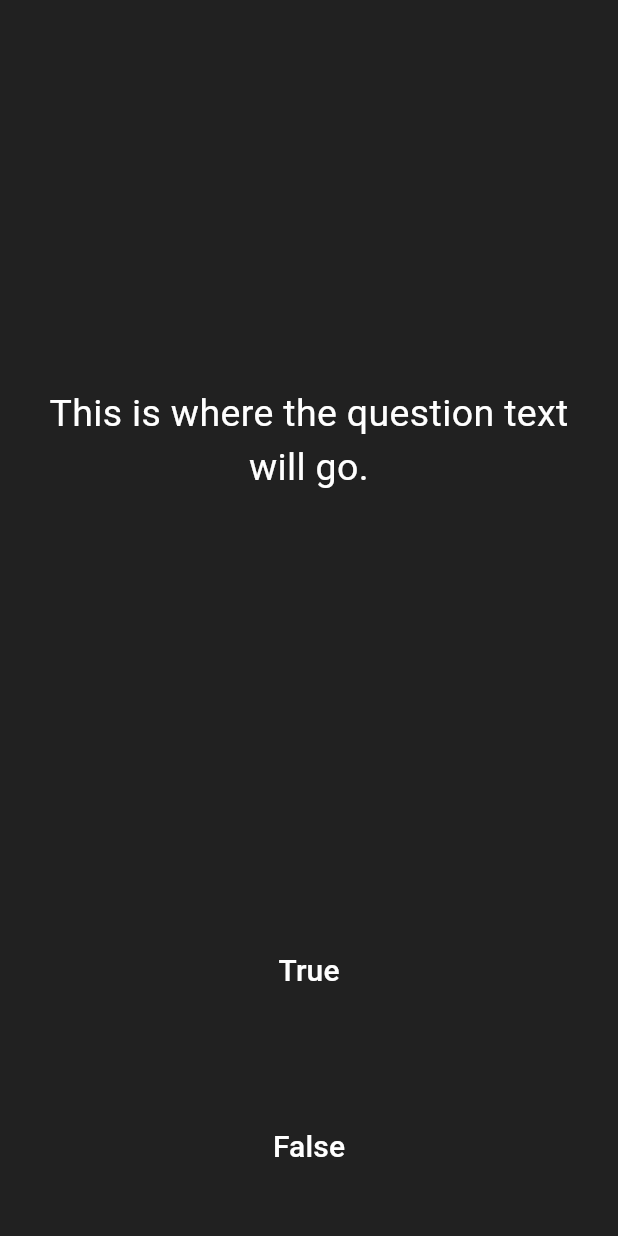
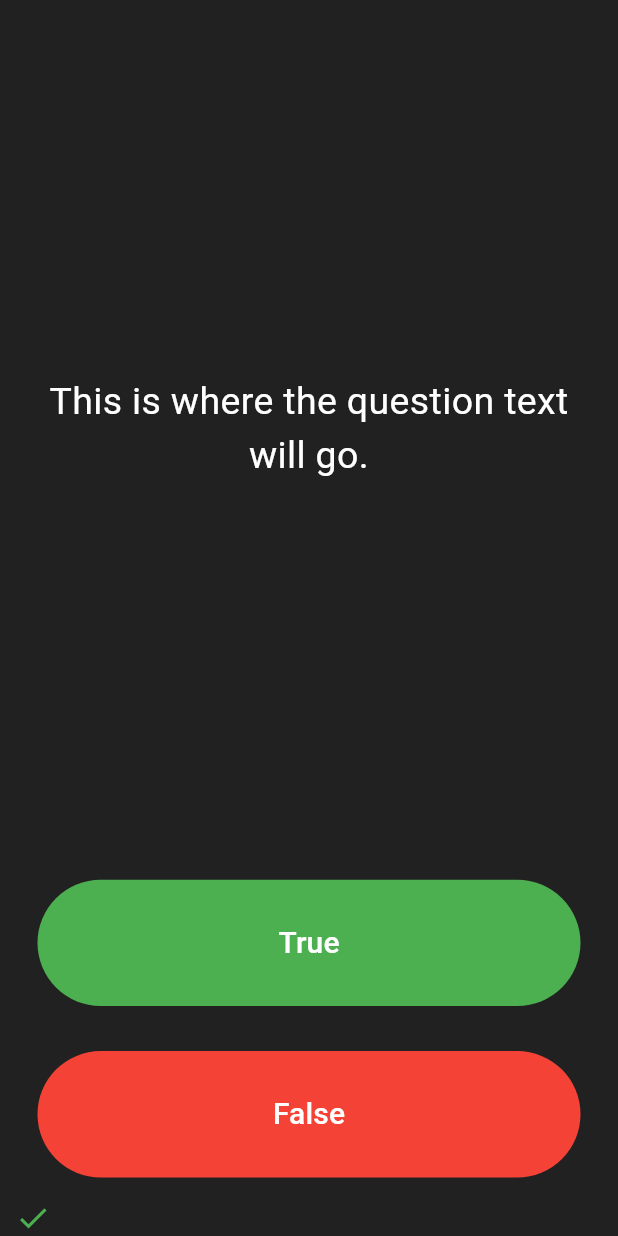
Before and after one commit to khizarsiddiqui/Flutter-bootcamp, a Flutter app: the screen it shows after launch, after a tap on "True", on a phone screen of 412 x 824 dp. Run offline on Flutter 3.47's test engine with Material 3 defaults, Android fonts, the phone set to English and light mode, and no system bars; our stand-ins replace audioplayers.

Commit message:
quizzler app initiated

```diff
--- a/quizzler_flutter/lib/main.dart
+++ b/quizzler_flutter/lib/main.dart
@@ -6,6 +6,7 @@ class Quizzler extends StatelessWidget {
   @override
   Widget build(BuildContext context) {
     return MaterialApp(
+      debugShowCheckedModeBanner: false,
       home: Scaffold(
         backgroundColor: Colors.grey.shade900,
         body: SafeArea(
@@ -25,6 +26,7 @@ class QuizPage extends StatefulWidget {
 }
 
 class _QuizPageState extends State<QuizPage> {
+  List<Icon> scoreKeeper = [];
   @override
   Widget build(BuildContext context) {
     return Column(
@@ -51,8 +53,10 @@ class _QuizPageState extends State<QuizPage> {
           child: Padding(
             padding: EdgeInsets.all(15.0),
             child: TextButton(
-              textColor: Colors.white,
-              color: Colors.green,
+              style: const ButtonStyle(
+                foregroundColor: MaterialStatePropertyAll<Color>(Colors.white),
+                backgroundColor: MaterialStatePropertyAll<Color>(Colors.green),
+              ),
               child: Text(
                 'True',
                 style: TextStyle(
@@ -62,6 +66,14 @@ class _QuizPageState extends State<QuizPage> {
               ),
               onPressed: () {
                 //The user picked true.
+                setState(() {
+                  scoreKeeper.add(
+                    Icon(
+                      Icons.check,
+                      color: Colors.green,
+                    ),
+                  );
+                });
               },
             ),
           ),
@@ -70,7 +82,9 @@ class _QuizPageState extends State<QuizPage> {
           child: Padding(
             padding: EdgeInsets.all(15.0),
             child: TextButton(
-              color: Colors.red,
+              style: const ButtonStyle(
+                backgroundColor: MaterialStatePropertyAll<Color>(Colors.red),
+              ),
               child: Text(
                 'False',
                 style: TextStyle(
@@ -80,11 +94,21 @@ class _QuizPageState extends State<QuizPage> {
               ),
               onPressed: () {
                 //The user picked false.
+                setState(() {
+                  scoreKeeper.add(
+                    Icon(
+                      Icons.close,
+                      color: Colors.red,
+                    ),
+                  );
+                });
               },
             ),
           ),
         ),
-        //TODO: Add a Row here as your score keeper
+        Row(
+          children: scoreKeeper,
+        ),
       ],
     );
   }
```
Also changed, not shown: quizzler_flutter/pubspec.yaml (+1 -71 lines).
